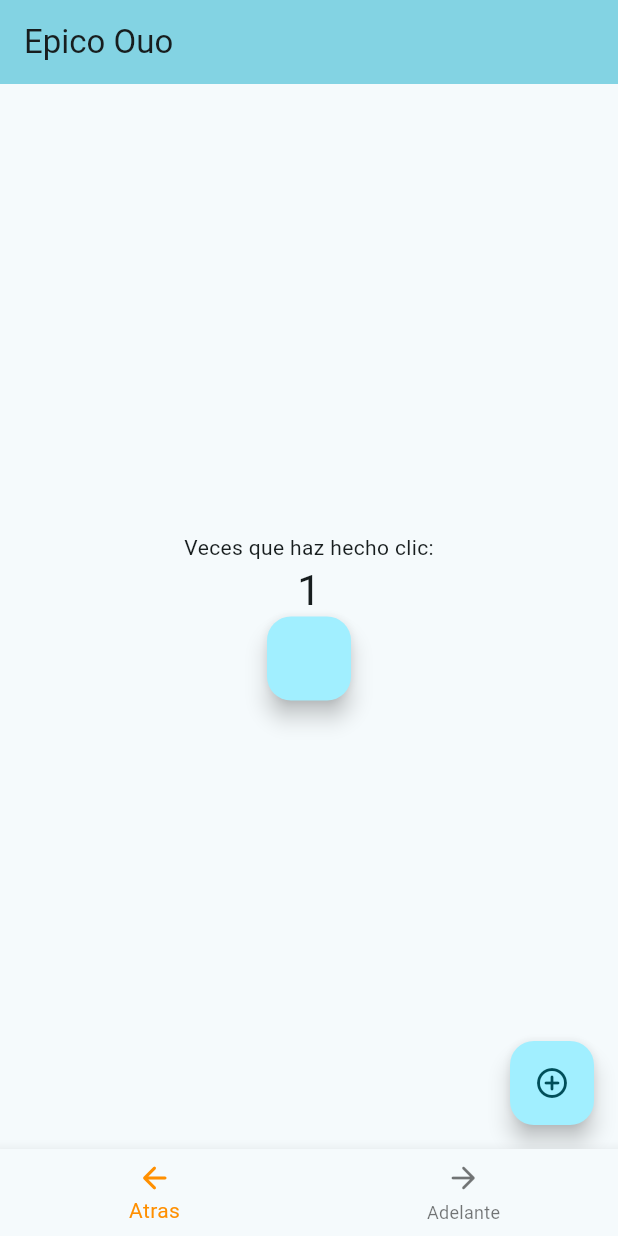
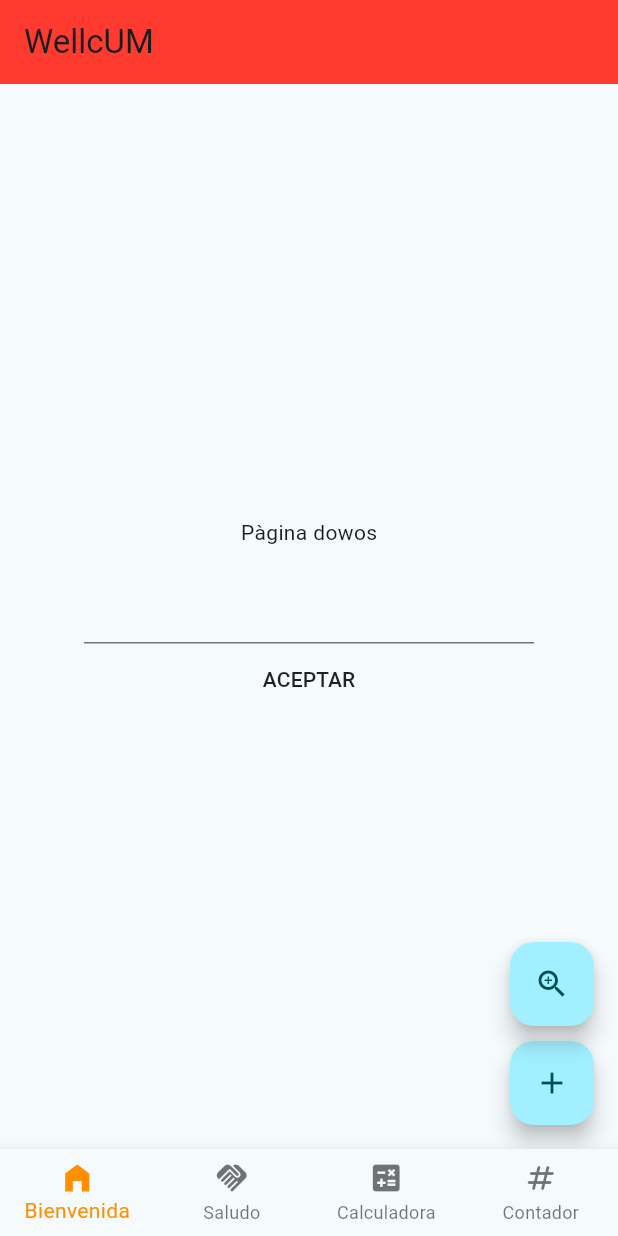
Before and after one commit to ImNoth1ng/Programacion-Movil-1, a Flutter app: the screen it shows after launch, on a phone screen of 412 x 824 dp. Run offline on Flutter 3.47's test engine with Material 3 defaults, Android fonts, the phone set to English and light mode, and no system bars; our stand-ins replace shared_preferences; missing offline and left inert: shared_preferences_android.

Commit message:
Clase 19

```diff
--- a/lib/Navegador.dart
+++ b/lib/Navegador.dart
@@ -2,6 +2,7 @@ import 'package:epico1/Pantallas/calc.dart';
 import 'package:flutter/material.dart';
 import 'package:epico1/Pantallas/principal.dart';
 import 'package:epico1/Pantallas/segunda.dart';
+import 'package:epico1/Pantallas/bienvenida.dart';
 
 class Navegador extends StatefulWidget{
   const Navegador({super.key});
@@ -19,6 +20,7 @@ class _NavegadorState extends State<Navegador> {
   int _pantalla= 0;
 
   final _Pantallas = [
+    const Bienvenida(title: "WellcUM"),
     const Principal(title: "Epico Ouo"),
     const Segunda(title: "Segunda patalla"),
     const Calculadora(title: "Calculadora Epica")
@@ -26,16 +28,7 @@ class _NavegadorState extends State<Navegador> {
 
   void _cambiaPantalla(int i) {//recibe indice para saber el boton pulsado
     setState(() {
-      if(i == 0){//ATRAS
-        if(!(_pantalla == 0)){
-          _pantalla--;
-        }
-      } else if (i == 1) {//ADELANTE
-        if(!(_pantalla == _Pantallas.length-1)){
-          _pantalla++;
-        }
-      }
-      _cuerpo = _Pantallas[_pantalla];
+      _cuerpo = _Pantallas[i];
     });
   }
 
@@ -52,15 +45,27 @@ class _NavegadorState extends State<Navegador> {
   Widget build(BuildContext context) {
     return Scaffold(body: _cuerpo,
     bottomNavigationBar: BottomNavigationBar(
-    items: <BottomNavigationBarItem>[
-    BottomNavigationBarItem(
-    icon: Icon(Icons.arrow_back_rounded),
-    label: 'Atras',),
-    BottomNavigationBarItem(
-      icon: Icon(Icons.arrow_forward_rounded),
-      label: 'Adelante',
+      type: BottomNavigationBarType.fixed,
+      items: <BottomNavigationBarItem>[
+        BottomNavigationBarItem(
+          icon: Icon(Icons.home_filled),
+          label: 'Bienvenida',),
+        BottomNavigationBarItem(
+
+        icon: Icon(Icons.handshake),
+        label: 'Saludo',
 
     ),
+        BottomNavigationBarItem(
+        icon: Icon(Icons.calculate),
+        label: 'Calculadora',
+
+      ),
+        BottomNavigationBarItem(
+          icon: Icon(Icons.numbers_rounded),
+          label: 'Contador',
+
+        ),
         ],
       currentIndex: _p,
       selectedItemColor: Colors.amber[800],
--- /dev/null
+++ b/lib/Pantallas/bienvenida.dart
@@ -0,0 +1,86 @@
+import 'package:flutter/cupertino.dart';
+import 'package:flutter/material.dart';
+import 'package:shared_preferences/shared_preferences.dart';
+
+import 'package:shared_preferences_android/shared_preferences_android.dart';
+
+class Bienvenida extends StatefulWidget {
+  const Bienvenida({super.key, required this.title});
+
+  final String title;
+
+  @override
+  State<Bienvenida> createState() => _BienvenidaState();
+}
+
+class _BienvenidaState extends State<Bienvenida> {
+  SharedPreferences? prefs;
+  void iniciaPreferencias() async {
+    final SharedPreferences _prefs = await SharedPreferences.getInstance();
+  }
+
+
+  int _counter = 1;
+  double _tamanoTexto = 24.0; // Tamaño inicial del texto
+
+  TextEditingController _nombre =TextEditingController();
+
+  void _incrementCounter() {
+    setState(() {
+      _counter++;
+    });
+  }
+
+  void _sizeoftexto() {
+    setState(() {
+      _tamanoTexto += 5.0; // Aumenta el tamaño en 5 píxeles por clic
+    });
+  }
+
+  @override
+  Widget build(BuildContext context) {
+    return Scaffold(
+      appBar: AppBar(
+        backgroundColor: CupertinoColors.destructiveRed,
+        title: Text(widget.title),
+      ),
+      body: Center(
+        child: Column(
+          mainAxisAlignment: MainAxisAlignment.center,
+          children: <Widget>[
+            const Text('Pàgina dowos'),
+            SizedBox(
+              width: 300,
+              child: TextField(
+                controller:  _nombre,
+                style:
+                  TextStyle(
+                    fontSize: 32,
+                  ),
+              ),
+            ),
+            MaterialButton(onPressed: (){},
+              child: Text('ACEPTAR'),
+            )
+          ],
+        ),
+      ),
+      floatingActionButton: Column(
+        verticalDirection: VerticalDirection.up,
+        children: [
+          FloatingActionButton(
+            onPressed: _incrementCounter,
+            tooltip: 'Sumar al contador',
+            child: const Icon(Icons.add),
+          ),
+          const SizedBox(height: 10),
+          FloatingActionButton(
+            onPressed: _sizeoftexto,
+            tooltip: 'Aumentar tamaño del texto',
+            child: const Icon(Icons.zoom_in),
+          ),
+        ],
+      ),
+    );
+  }
+}
--- a/lib/Pantallas/calc.dart
+++ b/lib/Pantallas/calc.dart
@@ -12,6 +12,7 @@ class Calculadora extends StatefulWidget {
 
 class _CalculadoraState extends State<Calculadora> {
   double _cacheoperacion = 0;
+  String _cacheop = "";
   double _alturabotones= 60;
   double _res = 0;
   int _divisoraux = 10;//nos ayuda a agregar decimales
--- a/pubspec.yaml
+++ b/pubspec.yaml
@@ -34,6 +34,7 @@ dependencies:
   # The following adds the Cupertino Icons font to your application.
   # Use with the CupertinoIcons class for iOS style icons.
   cupertino_icons: ^1.0.8
+  shared_preferences: ^2.5.2
 
 dev_dependencies:
   flutter_test:
```
Also changed, not shown: pubspec.lock, 1 other file.
